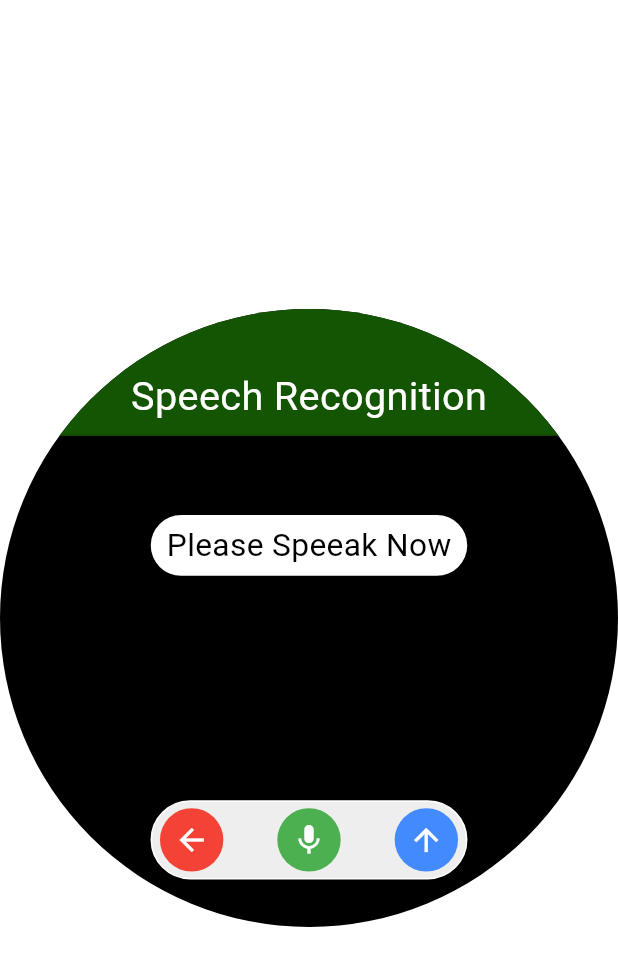
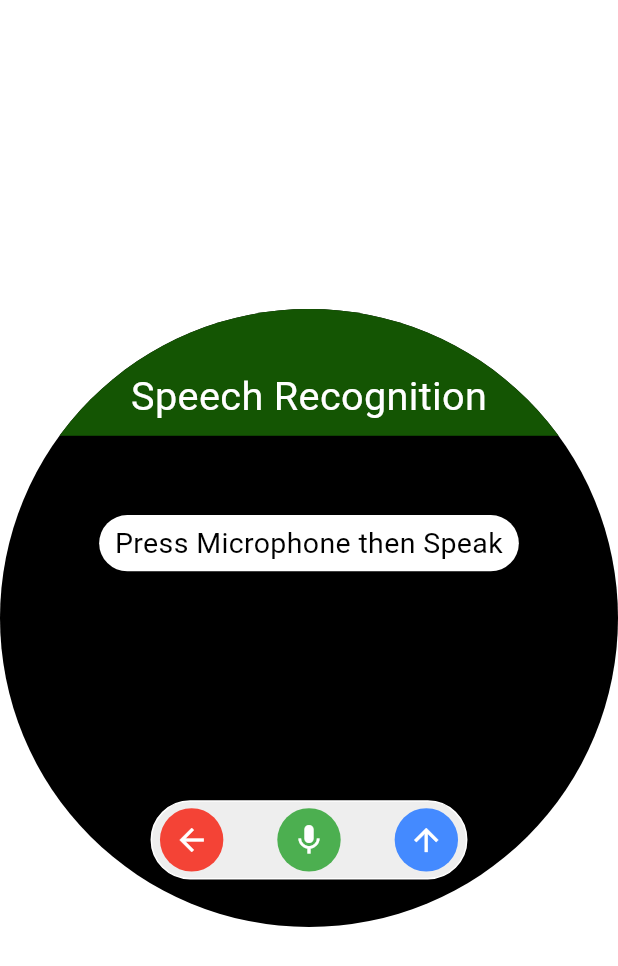
Before and after one commit to raymondtruongdev/ChatBot, a Flutter app: the screen it shows after launch, after a tap on the "mic" icon, on a phone screen of 412 x 824 dp. Shown: the top 966 px of the screen. Run offline on Flutter 3.47's test engine with Material 3 defaults, Android fonts, the phone set to English and light mode, and no system bars; our stand-ins replace avatar_glow, device_info_plus, flutter_screenutil, get, logger, lottie and 2 more; missing offline and left inert: flutter_sound.

Commit message:
clean useless UI components

```diff
--- a/lib/pages/voice_to_text_page.dart
+++ b/lib/pages/voice_to_text_page.dart
@@ -35,7 +35,7 @@ class _VoiceToTextPageState extends State<VoiceToTextPage> {
     _speech = stt.SpeechToText();
     _isListening = false;
     // status = RecordStatus.finishConverting;
-    onClick(RecordStatus.finishConverting);
+    onClick(RecordStatus.none);
   }
 
   // Make a messeage and send to ChatBot
@@ -68,6 +68,9 @@ class _VoiceToTextPageState extends State<VoiceToTextPage> {
 
       case RecordStatus.refresh:
         textVoiceContent = '';
+        // Call to stop recording
+        autoReCognition();
+        // Set to None status
         status = RecordStatus.none;
         break;
 
@@ -82,7 +85,7 @@ class _VoiceToTextPageState extends State<VoiceToTextPage> {
       case RecordStatus.recording:
         // Run autoReCognition to convert speech to text
         autoReCognition();
-        status = RecordStatus.recording;
+        status = RecordStatus.finishConverting;
         break;
 
       case RecordStatus.finishConverting:
@@ -151,6 +154,7 @@ class _VoiceToTextPageState extends State<VoiceToTextPage> {
                       child: ContentVoice(
                     controller: voiceBotController.messageController,
                     text: textVoiceContent,
+                    status: status,
                   )),
                   SizedBox(height: 10.0.w),
                   // Control bar
@@ -177,40 +181,8 @@ class _VoiceToTextPageState extends State<VoiceToTextPage> {
                         child: Row(
                           mainAxisAlignment: MainAxisAlignment.spaceBetween,
                           children: [
-                            // In Recoding status will show Record button
-                            if (status == RecordStatus.recording) ...[
-                              SizedBox(
-                                width: 90.w,
-                                child: Lottie.asset(
-                                    "lib/assets/lottie_loading_teal_dots.json"),
-                              ),
-                              Button(
-                                iconData: Icons.arrow_back,
-                                onPressed: () {
-                                  onClick(RecordStatus.exit);
-                                },
-                              ),
-                            ]
-                            // in converting status will show animation and text
-                            else if (status == RecordStatus.converting) ...[
-                              SizedBox(
-                                height: 40.w,
-                                width: 50.w,
-                                child: Lottie.asset(
-                                    "lib/assets/lottie_loading_3d_spheres.json"),
-                              ),
-                              Padding(
-                                padding: EdgeInsets.only(right: 5.w),
-                                child: Text(
-                                  'Converting...',
-                                  style: TextStyle(
-                                      color: Colors.black, fontSize: 15.sp),
-                                ),
-                              ),
-                            ]
                             // In finishConverting status will show Refresh button and Send button
-                            else if (status ==
-                                RecordStatus.finishConverting) ...[
+                            if (status == RecordStatus.finishConverting) ...[
                               Button(
                                 iconData: Icons.refresh,
                                 onPressed: () {
@@ -225,6 +197,7 @@ class _VoiceToTextPageState extends State<VoiceToTextPage> {
                                 },
                               ),
                             ] // In None status will show Exit button and Record button
+                            // in None status will show Exit, Record and Send button
                             else if (status == RecordStatus.none) ...[
                               Button(
                                 color: Colors.red,
@@ -291,31 +264,32 @@ class HeaderVoice extends StatelessWidget {
 class ContentVoice extends StatelessWidget {
   final String text;
   final TextEditingController controller;
-  const ContentVoice({super.key, this.text = '', required this.controller});
+  final String status;
+  const ContentVoice(
+      {super.key,
+      this.text = '',
+      required this.controller,
+      required this.status});
 
   @override
   Widget build(BuildContext context) {
     controller.text = text;
+    String bottext = '';
+    switch (status) {
+      case RecordStatus.none:
+        bottext = 'Press Microphone then Speak';
+        break;
+      default:
+    }
     return ScreenUtilInit(
         designSize: const Size(390, 390),
         minTextAdapt: true,
         splitScreenMode: true,
-        child: (text.isEmpty)
+        child: (status == RecordStatus.none)
             ? Column(
                 children: [
                   SizedBox(
-                    height: 10.w,
-                  ),
-                  SizedBox(
-                    height: 30.w,
-                    // child: Text('You can modify here',
-                    //     style: TextStyle(
-                    //       color: Colors.white,
-                    //       fontSize: 20.sp,
-                    //     )),
-                  ),
-                  SizedBox(
-                    height: 10.w,
+                    height: 50.w,
                   ),
                   Container(
                       margin: EdgeInsets.only(left: 50.w, right: 50.w),
@@ -329,10 +303,11 @@ class ContentVoice extends StatelessWidget {
                             topRight: Radius.circular(20.w),
                           ),
                           color: Colors.white),
-                      child: Text('Please Speeak Now',
+                      child: Text(bottext,
+                          textAlign: TextAlign.center,
                           style: TextStyle(
                             color: Colors.black,
-                            fontSize: 20.sp,
+                            fontSize: 18.sp,
                           ))),
                   SizedBox(
                     height: 10.w,
@@ -346,12 +321,14 @@ class ContentVoice extends StatelessWidget {
                     height: 10.w,
                   ),
                   SizedBox(
-                    height: 30.w,
-                    child: Text('You can modify here',
-                        style: TextStyle(
-                          color: Colors.white,
-                          fontSize: 20.sp,
-                        )),
+                    height: 60.w,
+                    child:
+                        Text('Keep Speaking \n When done, you can modify here',
+                            textAlign: TextAlign.center,
+                            style: TextStyle(
+                              color: Colors.white,
+                              fontSize: 18.sp,
+                            )),
                   ),
                   SizedBox(
                     height: 10.w,
@@ -373,8 +350,8 @@ class ContentVoice extends StatelessWidget {
                         // onSubmitted: (value) => onSubmitted(),
                         controller: controller,
                         // focusNode: focusNode,
-                        maxLines: 5,
-                        minLines: 1,
+                        maxLines: 4,
+                        minLines: 4,
                         decoration: const InputDecoration(
                           border: InputBorder.none,
                           fillColor: Colors.black,
```
